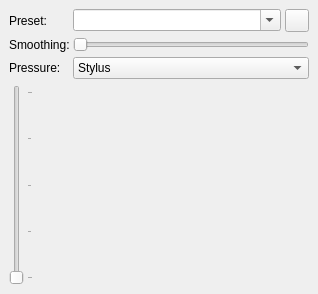
Old version of the form src/desktop/ui/inputcfg.ui in the repository drawpile/Drawpile.
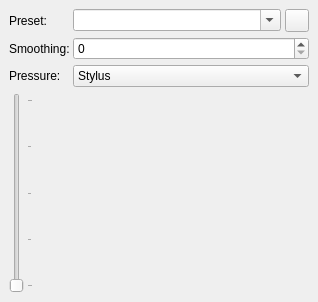
New version of the form. Icons and pictures are not drawn. Custom widgets are drawn as their Qt base class.

Commit message: Change input smoothing to Krita spinner slider

Diff of the .ui file:
```diff
--- a/src/desktop/ui/inputcfg.ui
+++ b/src/desktop/ui/inputcfg.ui
@@ -52,21 +52,8 @@
        <property name="text">
         <string>Smoothing:</string>
        </property>
-      </widget>
-     </item>
-     <item row="1" column="1">
-      <widget class="QSlider" name="smoothing">
-       <property name="maximum">
-        <number>10</number>
-       </property>
-       <property name="pageStep">
-        <number>2</number>
-       </property>
-       <property name="tracking">
-        <bool>false</bool>
-       </property>
-       <property name="orientation">
-        <enum>Qt::Horizontal</enum>
+       <property name="buddy">
+        <cstring>smoothing</cstring>
        </property>
       </widget>
      </item>
@@ -149,6 +136,13 @@
        </item>
       </layout>
      </item>
+     <item row="1" column="1">
+      <widget class="KisSliderSpinBox" name="smoothing">
+       <property name="maximum">
+        <number>10</number>
+       </property>
+      </widget>
+     </item>
     </layout>
    </item>
    <item>
@@ -223,6 +217,11 @@
    <extends>QToolButton</extends>
    <header>widgets/groupedtoolbutton.h</header>
   </customwidget>
+  <customwidget>
+   <class>KisSliderSpinBox</class>
+   <extends>QSpinBox</extends>
+   <header>widgets/kis_slider_spin_box.h</header>
+  </customwidget>
   <customwidget>
    <class>KisCurveWidget</class>
    <extends>QWidget</extends>
```
Left out of the diff: 13 changed lines with no effect on the pictures. The commit also changes 1 other file.
